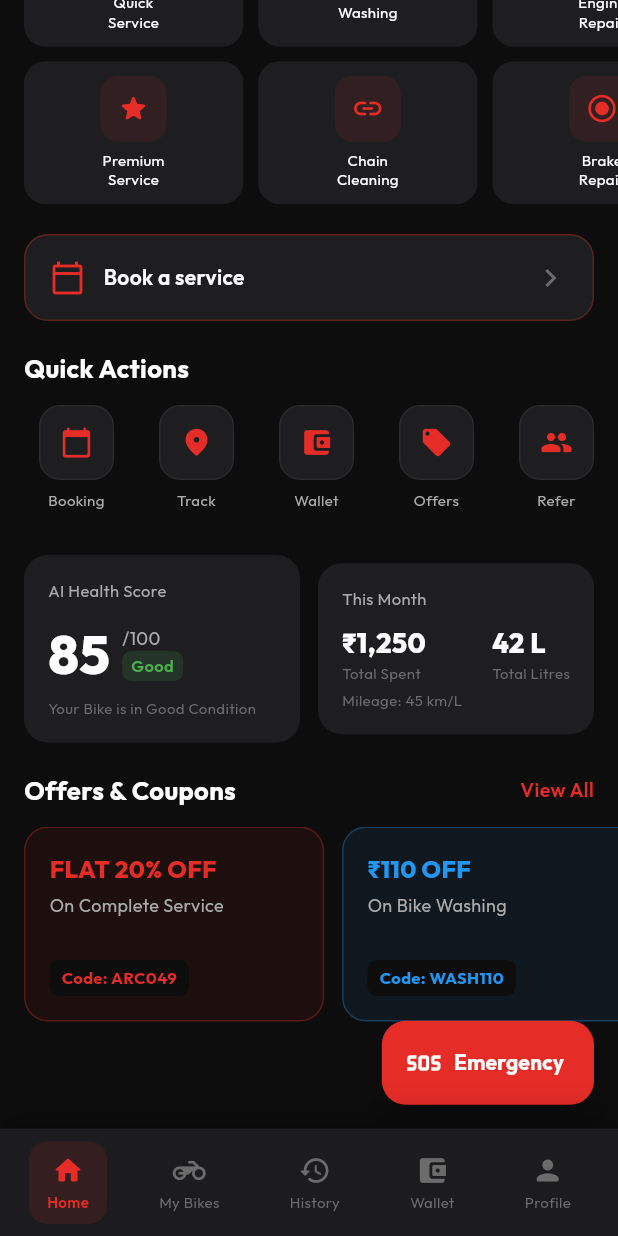
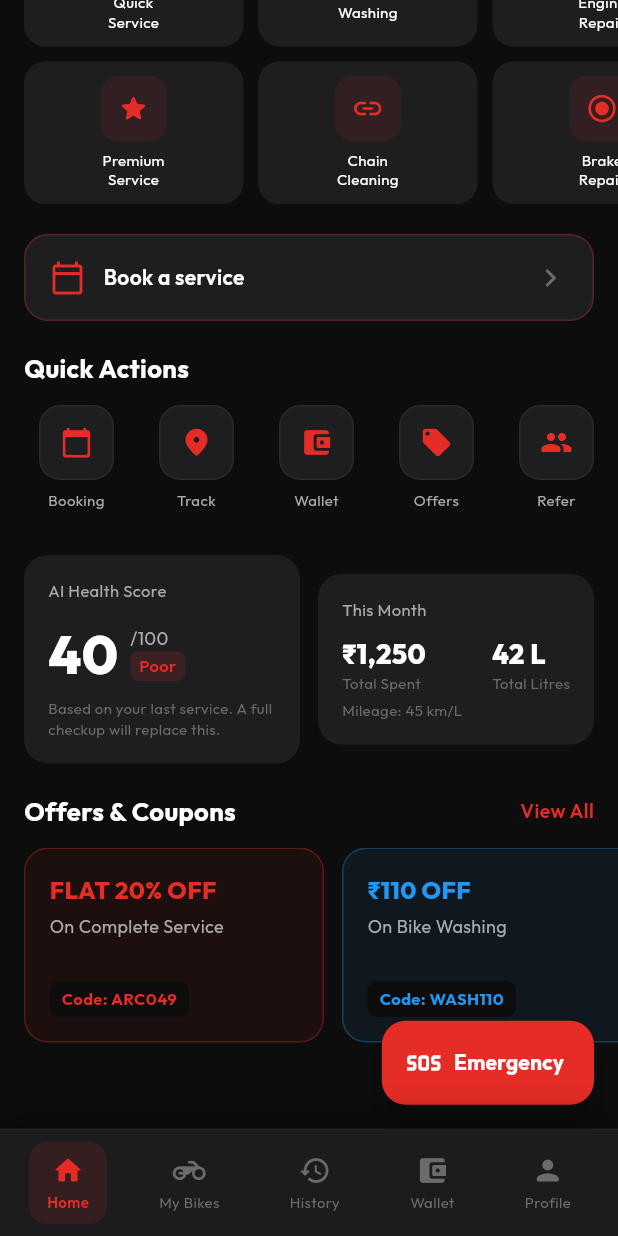
Before and after one commit to dev-ayush-17/MechaniCA, a Flutter app: the HomeScreen screen opened by its route, scrolled down 576 dp, on a phone screen of 412 x 824 dp. Run offline on Flutter 3.47's test engine with Material 3 defaults, Android fonts, the phone set to English and light mode, and no system bars; our stand-ins replace dio, drift, drift_flutter, firebase_auth, firebase_core, firebase_database and 13 more; accounts and stored records are empty; generated files the repository leaves out were written again.

Commit message:
feat(health): placeholder score from last service
Health is good within 90 days, fair within 180, and poor after that. The same score applies to every category so the old constant 85 is gone.

Co-authored-by: Cursor <cursoragent@cursor.com>

```diff
--- /dev/null
+++ b/app/lib/features/health/domain/vehicle_health.dart
@@ -0,0 +1,68 @@
+import '../../../models/booking_model.dart';
+import '../../booking/domain/booking.dart';
+
+const kHealthFromLastService =
+    'Based on your last service. A full checkup will replace this.';
+
+enum HealthBand { good, fair, poor }
+
+class VehicleHealth {
+  const VehicleHealth({
+    required this.score,
+    required this.band,
+    this.lastServiceAt,
+  });
+
+  final int score;
+  final HealthBand band;
+  final DateTime? lastServiceAt;
+
+  String get label => switch (band) {
+        HealthBand.good => 'Good',
+        HealthBand.fair => 'Fair',
+        HealthBand.poor => 'Poor',
+      };
+}
+
+DateTime? lastCompletedServiceAt(List<Booking> bookings) {
+  DateTime? latest;
+  for (final booking in bookings) {
+    if (booking.status != BookingStatus.paid &&
+        booking.status != BookingStatus.completed) {
+      continue;
+    }
+    final at = booking.scheduledStart;
+    if (at == null) continue;
+    if (latest == null || at.isAfter(latest)) latest = at;
+  }
+  return latest;
+}
+
+VehicleHealth healthFromLastService(
+  DateTime? lastServiceAt, {
+  required DateTime now,
+}) {
+  if (lastServiceAt == null) {
+    return const VehicleHealth(score: 40, band: HealthBand.poor);
+  }
+  final days = now.difference(lastServiceAt).inDays;
+  if (days <= 90) {
+    return VehicleHealth(
+      score: 90,
+      band: HealthBand.good,
+      lastServiceAt: lastServiceAt,
+    );
+  }
+  if (days <= 180) {
+    return VehicleHealth(
+      score: 70,
+      band: HealthBand.fair,
+      lastServiceAt: lastServiceAt,
+    );
+  }
+  return VehicleHealth(
+    score: 40,
+    band: HealthBand.poor,
+    lastServiceAt: lastServiceAt,
+  );
+}
--- a/app/lib/features/home/home_screen.dart
+++ b/app/lib/features/home/home_screen.dart
@@ -9,6 +9,7 @@ import '../../features/notifications/presentation/push_denied_banner.dart';
 import '../../navigation/route_names.dart';
 import '../../widgets/shared/app_states.dart';
 import '../booking/domain/booking.dart';
+import '../health/domain/vehicle_health.dart';
 import '../vehicles/domain/vehicle.dart';
 import 'domain/booking_buckets.dart';
 import 'domain/home_copy.dart';
@@ -203,13 +204,22 @@ class _HomeScreenState extends ConsumerState<HomeScreen> {
                   ),
                   const HomeQuickActions(),
                   const SizedBox(height: 20),
-                  const Padding(
-                    padding: EdgeInsets.symmetric(horizontal: 16),
+                  Padding(
+                    padding: const EdgeInsets.symmetric(horizontal: 16),
                     child: Row(
                       children: [
-                        Expanded(child: HomeHealthScoreMini()),
-                        SizedBox(width: 12),
-                        Expanded(child: HomeFuelMini()),
+                        Expanded(
+                          child: HomeHealthScoreMini(
+                            health: healthFromLastService(
+                              lastCompletedServiceAt(
+                                bookingsAsync.valueOrNull ?? const [],
+                              ),
+                              now: DateTime.now(),
+                            ),
+                          ),
+                        ),
+                        const SizedBox(width: 12),
+                        const Expanded(child: HomeFuelMini()),
                       ],
                     ),
                   ),
--- a/app/lib/features/home/presentation/home_sections.dart
+++ b/app/lib/features/home/presentation/home_sections.dart
@@ -9,6 +9,7 @@ import '../../../core/theme/app_colors.dart';
 import '../../../navigation/route_names.dart';
 import '../../../widgets/shared/app_states.dart';
 import '../../booking/domain/booking.dart';
+import '../../health/domain/vehicle_health.dart';
 import '../../vehicles/domain/vehicle.dart';
 import '../domain/home_copy.dart';
 
@@ -524,7 +525,15 @@ class HomeQuickActions extends StatelessWidget {
 }
 
 class HomeHealthScoreMini extends StatelessWidget {
-  const HomeHealthScoreMini({super.key});
+  const HomeHealthScoreMini({super.key, required this.health});
+
+  final VehicleHealth health;
+
+  Color get _bandColor => switch (health.band) {
+        HealthBand.good => AppColors.success,
+        HealthBand.fair => AppColors.warning,
+        HealthBand.poor => AppColors.error,
+      };
 
   @override
   Widget build(BuildContext context) {
@@ -543,7 +552,7 @@ class HomeHealthScoreMini extends StatelessWidget {
             const SizedBox(height: 8),
             Row(
               children: [
-                const Text('85', style: TextStyle(fontSize: 36, fontWeight: FontWeight.w800, color: Colors.white)),
+                Text('${health.score}', style: const TextStyle(fontSize: 36, fontWeight: FontWeight.w800, color: Colors.white)),
                 const SizedBox(width: 8),
                 Column(
                   crossAxisAlignment: CrossAxisAlignment.start,
@@ -552,17 +561,22 @@ class HomeHealthScoreMini extends StatelessWidget {
                     Container(
                       padding: const EdgeInsets.symmetric(horizontal: 6, vertical: 2),
                       decoration: BoxDecoration(
-                        color: AppColors.success.withValues(alpha: 0.15),
+                        color: _bandColor.withValues(alpha: 0.15),
                         borderRadius: BorderRadius.circular(6),
                       ),
-                      child: const Text('Good', style: TextStyle(color: AppColors.success, fontSize: 11, fontWeight: FontWeight.w600)),
+                      child: Text(health.label, style: TextStyle(color: _bandColor, fontSize: 11, fontWeight: FontWeight.w600)),
                     ),
                   ],
                 ),
               ],
             ),
             const SizedBox(height: 4),
-            const Text('Your Bike is in Good Condition', style: TextStyle(color: AppColors.textTertiary, fontSize: 10)),
+            const Text(
+              kHealthFromLastService,
+              style: TextStyle(color: AppColors.textTertiary, fontSize: 10),
+              maxLines: 2,
+              overflow: TextOverflow.ellipsis,
+            ),
           ],
         ),
       ),
```
Also changed, not shown: app/lib/features/health/health_score_screen.dart (+104 -103 lines), 1 other file.
